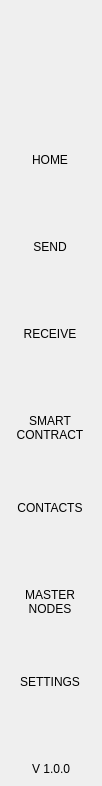
Above: src/qt/kristatech/forms/navmenuwidget.ui from bedri/KristaTech-KRISTA before the change. Below: the same form after it.
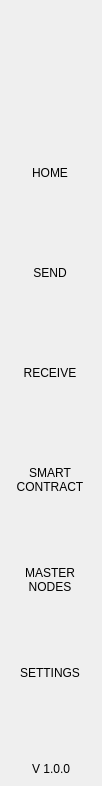
That is the form after the change.

```diff
--- a/src/qt/kristatech/forms/navmenuwidget.ui
+++ b/src/qt/kristatech/forms/navmenuwidget.ui
@@ -259,32 +259,7 @@
             </property>
            </widget>
           </item>
-          <item>
-           <widget class="QToolButton" name="btnAddress">
-            <property name="minimumSize">
-             <size>
-              <width>100</width>
-              <height>80</height>
-             </size>
-            </property>
-            <property name="text">
-             <string>CONTACTS
-</string>
-            </property>
-            <property name="iconSize">
-             <size>
-              <width>32</width>
-              <height>32</height>
-             </size>
-            </property>
-            <property name="checkable">
-             <bool>true</bool>
-            </property>
-            <property name="autoExclusive">
-             <bool>true</bool>
-            </property>
-           </widget>
-          </item>
+
           <item>
            <widget class="QToolButton" name="btnMaster">
             <property name="minimumSize">
```
